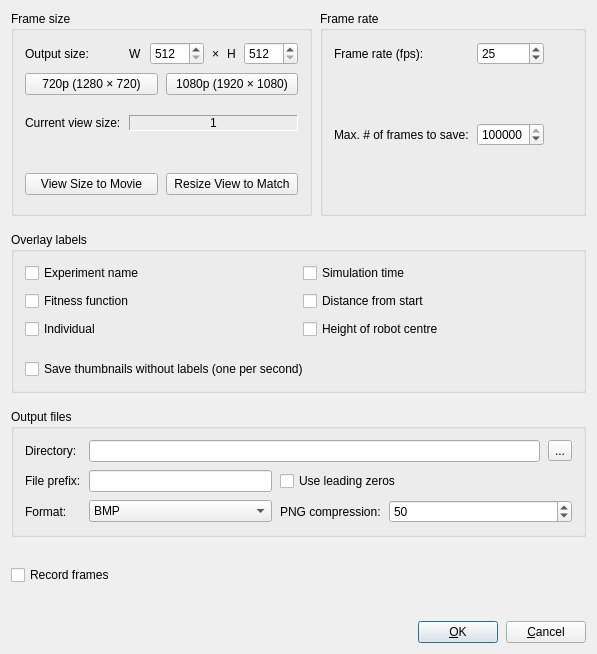
This is sigel/ui/SIGEL_SlaveUI/SIG_MovieSettingsDialogBase.ui in jayMcBee/sigel-evolutionary-walking-robots as Qt 5 draws it before an edit. The edited form follows.
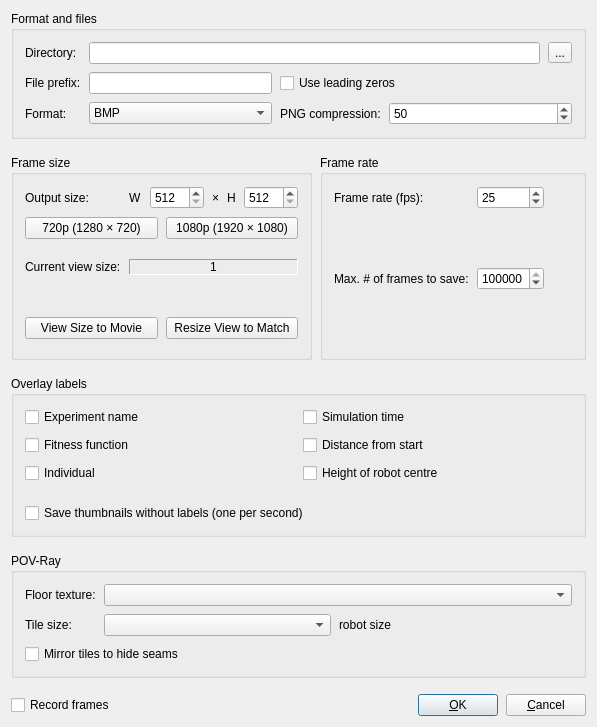
This is the edited form.

Commit message: POV-Ray export: the movie settings pick the floor texture, the tile size and the mirroring in a POV-Ray group of their own

Diff of the .ui file:
```diff
--- a/sigel/ui/SIGEL_SlaveUI/SIG_MovieSettingsDialogBase.ui
+++ b/sigel/ui/SIGEL_SlaveUI/SIG_MovieSettingsDialogBase.ui
@@ -18,7 +18,148 @@
       <property name="verticalSpacing">
         <number>16</number>
       </property>
-      <item row="1" column="0" rowspan="1" colspan="2">
+      <item row="0" column="0" rowspan="1" colspan="2">
+        <widget class="QGroupBox" name="groupboxDirectory">
+          <property name="title">
+            <string>Format and files</string>
+          </property>
+          <layout class="QGridLayout" columnstretch="0,1,0,1">
+            <property name="margin">
+              <number>11</number>
+            </property>
+            <property name="spacing">
+              <number>8</number>
+            </property>
+            <item row="2" column="2">
+              <widget class="QLabel" name="textlabelPngCompression">
+                <property name="text">
+                  <string>PNG compression:</string>
+                </property>
+                <property name="wordWrap">
+                  <bool>false</bool>
+                </property>
+              </widget>
+            </item>
+            <item row="2" column="3">
+              <widget class="QSpinBox" name="spinboxPngCompression">
+                <property name="maximum">
+                  <number>100</number>
+                </property>
+                <property name="minimum">
+                  <number>0</number>
+                </property>
+                <property name="value">
+                  <number>50</number>
+                </property>
+                <property name="toolTip">
+                  <string>Higher values make smaller files but take longer to write. PNG compression is lossless.</string>
+                </property>
+              </widget>
+            </item>
+            <item row="1" column="1">
+              <widget class="QLineEdit" name="lineeditFilePrefix"/>
+            </item>
+            <item row="1" column="0">
+              <widget class="QLabel" name="textlabelFilePrefix">
+                <property name="text">
+                  <string>File prefix:</string>
+                </property>
+                <property name="wordWrap">
+                  <bool>false</bool>
+                </property>
+              </widget>
+            </item>
+            <item row="0" column="1" rowspan="1" colspan="3">
+              <layout class="QHBoxLayout">
+                <property name="margin">
+                  <number>0</number>
+                </property>
+                <property name="spacing">
+                  <number>8</number>
+                </property>
+                <item>
+                  <widget class="QLineEdit" name="lineeditDirectory"/>
+                </item>
+                <item>
+                  <widget class="QToolButton" name="toolbuttonDirectory">
+                    <property name="text">
+                      <string>...</string>
+                    </property>
+                  </widget>
+                </item>
+              </layout>
+            </item>
+            <item row="1" column="2" rowspan="1" colspan="2">
+              <widget class="QCheckBox" name="checkboxUseLeadingZeros">
+                <property name="text">
+                  <string>Use leading zeros</string>
+                </property>
+                <property name="toolTip">
+                  <string>Indicates whether leading zeros will be added to the filenames.</string>
+                </property>
+              </widget>
+            </item>
+            <item row="2" column="0">
+              <widget class="QLabel" name="textlabelFormat">
+                <property name="text">
+                  <string>Format:</string>
+                </property>
+                <property name="wordWrap">
+                  <bool>false</bool>
+                </property>
+              </widget>
+            </item>
+            <item row="2" column="1">
+              <widget class="QComboBox" name="comboboxFormat">
+                <property name="toolTip">
+                  <string>Sets the format in which the simulation will be grabbed. Some are lossy.</string>
+                </property>
+                <item>
+                  <property name="text">
+                    <string>BMP</string>
+                  </property>
+                </item>
+                <item>
+                  <property name="text">
+                    <string>PNG</string>
+                  </property>
+                </item>
+                <item>
+                  <property name="text">
+                    <string>PPM</string>
+                  </property>
+                </item>
+                <item>
+                  <property name="text">
+                    <string>XBM</string>
+                  </property>
+                </item>
+                <item>
+                  <property name="text">
+                    <string>XPM</string>
+                  </property>
+                </item>
+                <item>
+                  <property name="text">
+                    <string>POV</string>
+                  </property>
+                </item>
+              </widget>
+            </item>
+            <item row="0" column="0">
+              <widget class="QLabel" name="textlabelDirectory">
+                <property name="text">
+                  <string>Directory:</string>
+                </property>
+                <property name="wordWrap">
+                  <bool>false</bool>
+                </property>
+              </widget>
+            </item>
+          </layout>
+        </widget>
+      </item>
+      <item row="2" column="0" rowspan="1" colspan="2">
         <layout class="QVBoxLayout">
           <property name="margin">
             <number>0</number>
@@ -138,217 +279,88 @@
             </widget>
           </item>
           <item>
-            <widget class="QGroupBox" name="groupboxDirectory">
-    <property name="title">
-                <string>Output files</string>
+            <widget class="QGroupBox" name="groupboxPovray">
+              <property name="title">
+                <string>POV-Ray</string>
               </property>
-                <layout class="QGridLayout" columnstretch="0,1,0,1">
-                  <property name="margin">
-                    <number>11</number>
-                  </property>
-                  <property name="spacing">
-                    <number>8</number>
-                  </property>
-                  <item row="2" column="2">
-                    <widget class="QLabel" name="textlabelPngCompression">
-                      <property name="text">
-                        <string>PNG compression:</string>
-                      </property>
-                      <property name="wordWrap">
-                        <bool>false</bool>
-                      </property>
-                    </widget>
-                  </item>
-                  <item row="2" column="3">
-                    <widget class="QSpinBox" name="spinboxPngCompression">
-                      <property name="maximum">
-                        <number>100</number>
-                      </property>
-                      <property name="minimum">
-                        <number>0</number>
-                      </property>
-                      <property name="value">
-                        <number>50</number>
-                      </property>
-                      <property name="toolTip">
-                        <string>Higher values make smaller files but take longer to write. PNG compression is lossless.</string>
-                      </property>
-                    </widget>
-                  </item>
-                  <item row="1" column="1">
-                    <widget class="QLineEdit" name="lineeditFilePrefix"/>
-                  </item>
-                  <item row="1" column="0">
-                    <widget class="QLabel" name="textlabelFilePrefix">
-                      <property name="text">
-                        <string>File prefix:</string>
-                      </property>
-                      <property name="wordWrap">
-                        <bool>false</bool>
-                      </property>
-                    </widget>
-                  </item>
-                  <item row="0" column="1" rowspan="1" colspan="3">
-                    <layout class="QHBoxLayout">
-                      <property name="margin">
-                        <number>0</number>
-                      </property>
-                      <property name="spacing">
-                        <number>8</number>
-                      </property>
-                      <item>
-                        <widget class="QLineEdit" name="lineeditDirectory"/>
-                      </item>
-                      <item>
-                        <widget class="QToolButton" name="toolbuttonDirectory">
-                          <property name="text">
-                            <string>...</string>
-                          </property>
-                        </widget>
-                      </item>
-                    </layout>
-                  </item>
-                  <item row="1" column="2" rowspan="1" colspan="2">
-                    <widget class="QCheckBox" name="checkboxUseLeadingZeros">
-                      <property name="text">
-                        <string>Use leading zeros</string>
-                      </property>
-                      <property name="toolTip">
-                        <string>Indicates whether leading zeros will be added to the filenames.</string>
-                      </property>
-                    </widget>
-                  </item>
-                  <item row="2" column="0">
-                    <widget class="QLabel" name="textlabelFormat">
-                      <property name="text">
-                        <string>Format:</string>
-                      </property>
-                      <property name="wordWrap">
-                        <bool>false</bool>
-                      </property>
-                    </widget>
-                  </item>
-                  <item row="2" column="1">
-                    <widget class="QComboBox" name="comboboxFormat">
-                      <property name="toolTip">
-                        <string>Sets the format in which the simulation will be grabbed. Some are lossy.</string>
-                      </property>
-                      <item>
-                        <property name="text">
-                          <string>BMP</string>
+              <layout class="QGridLayout" columnstretch="0,1">
+                <property name="margin">
+                  <number>11</number>
+                </property>
+                <property name="spacing">
+                  <number>8</number>
+                </property>
+                <item row="0" column="0">
+                  <widget class="QLabel" name="textlabelPovrayFloorTexture">
+                    <property name="text">
+                      <string>Floor texture:</string>
+                    </property>
+                  </widget>
+                </item>
+                <item row="0" column="1">
+                  <widget class="QComboBox" name="comboboxPovrayFloorTexture">
+                    <property name="toolTip">
+                      <string>The image on the floor. "As in the experiment" takes the experiment's texture and opacity; "None" gives a faint grain in the floor colour.</string>
+                    </property>
+                  </widget>
+                </item>
+                <item row="1" column="0">
+                  <widget class="QLabel" name="textlabelPovrayTileSize">
+                    <property name="text">
+                      <string>Tile size:</string>
+                    </property>
+                  </widget>
+                </item>
+                <item row="1" column="1">
+                  <layout class="QHBoxLayout">
+                    <property name="margin">
+                      <number>0</number>
+                    </property>
+                    <property name="spacing">
+                      <number>8</number>
+                    </property>
+                    <item>
+                      <widget class="QComboBox" name="comboboxPovrayTileSize">
+                        <property name="toolTip">
+                          <string>The side of one texture image on the floor.</string>
                         </property>
-                      </item>
-                      <item>
+                      </widget>
+                    </item>
+                    <item>
+                      <widget class="QLabel" name="textlabelPovrayRobotSize">
                         <property name="text">
-                          <string>PNG</string>
+                          <string>robot size</string>
                         </property>
-                      </item>
-                      <item>
-                        <property name="text">
-                          <string>PPM</string>
+                      </widget>
+                    </item>
+                    <item>
+                      <spacer name="spacerPovrayTileSize">
+                        <property name="orientation">
+                          <enum>Qt::Horizontal</enum>
                         </property>
-                      </item>
-                      <item>
-                        <property name="text">
-                          <string>XBM</string>
+                        <property name="sizeType">
+                          <enum>QSizePolicy::Expanding</enum>
                         </property>
-                      </item>
-                      <item>
-                        <property name="text">
-                          <string>XPM</string>
-                        </property>
-                      </item>
-                      <item>
-                        <property name="text">
-                          <string>POV</string>
-                        </property>
-                      </item>
-                    </widget>
-                  </item>
-                  <item row="0" column="0">
-                    <widget class="QLabel" name="textlabelDirectory">
-                      <property name="text">
-                        <string>Directory:</string>
-                      </property>
-                      <property name="wordWrap">
-                        <bool>false</bool>
-                      </property>
-                    </widget>
-                  </item>
-                </layout>
+                      </spacer>
+                    </item>
+                  </layout>
+                </item>
+                <item row="2" column="0" rowspan="1" colspan="2">
+                  <widget class="QCheckBox" name="checkboxPovrayMirrorFloor">
+                    <property name="text">
+                      <string>Mirror tiles to hide seams</string>
+                    </property>
+                    <property name="toolTip">
+                      <string>Every second tile is flipped left to right, so neighbouring tiles match at their sides.</string>
+                    </property>
+                  </widget>
+                </item>
+              </layout>
             </widget>
           </item>
-          <item>
-            <spacer name="spacerRecordFrames">
-              <property name="orientation">
-                <enum>Qt::Vertical</enum>
-              </property>
-              <property name="sizeType">
-                <enum>QSizePolicy::Fixed</enum>
-              </property>
-              <property name="sizeHint">
-                <size>
-                  <width>20</width>
-                  <height>12</height>
-                </size>
-              </property>
-            </spacer>
-          </item>
-          <item>
-            <layout class="QHBoxLayout">
-              <property name="margin">
-                <number>0</number>
-              </property>
-              <property name="spacing">
-                <number>8</number>
-              </property>
-              <item>
-                <widget class="QCheckBox" name="checkboxEnableMovie">
-                  <property name="text">
-                    <string>Record frames</string>
-                  </property>
-                  <property name="toolTip">
-                    <string>Saves frames to the output files while the simulation advances.</string>
-                  </property>
-                </widget>
-              </item>
-              <item>
-                <spacer name="Spacer6">
-                  <property name="sizeHint">
-                    <size>
-                      <width>20</width>
-                      <height>20</height>
-                    </size>
-                  </property>
-                  <property name="sizeType">
-                    <enum>QSizePolicy::Expanding</enum>
-                  </property>
-                  <property name="orientation">
-                    <enum>Qt::Horizontal</enum>
-                  </property>
-                </spacer>
-              </item>
-            </layout>
-          </item>
-          <item>
-            <spacer name="Spacer3">
-              <property name="sizeHint">
-                <size>
-                  <width>20</width>
-                  <height>20</height>
-                </size>
-              </property>
-              <property name="sizeType">
-                <enum>QSizePolicy::Expanding</enum>
-              </property>
-              <property name="orientation">
-                <enum>Qt::Vertical</enum>
-              </property>
-            </spacer>
-          </item>
         </layout>
       </item>
-      <item row="2" column="0" rowspan="1" colspan="2">
+      <item row="3" column="0" rowspan="1" colspan="2">
         <layout class="QHBoxLayout">
           <property name="margin">
             <number>0</number>
@@ -356,6 +368,16 @@
           <property name="spacing">
             <number>8</number>
           </property>
+          <item>
+            <widget class="QCheckBox" name="checkboxEnableMovie">
+              <property name="text">
+                <string>Record frames</string>
+              </property>
+              <property name="toolTip">
+                <string>Saves frames to the output files while the simulation advances.</string>
+              </property>
+            </widget>
+          </item>
           <item>
             <spacer name="Spacer1">
               <property name="sizeHint">
@@ -388,7 +410,7 @@
           </item>
         </layout>
       </item>
-      <item row="0" column="1">
+      <item row="1" column="1">
         <widget class="QGroupBox" name="groupboxFrameRate">
           <property name="title">
             <string>Frame rate</string>
@@ -505,7 +527,7 @@
           </layout>
         </widget>
       </item>
-      <item row="0" column="0">
+      <item row="1" column="0">
         <widget class="QGroupBox" name="groupboxGeometry">
           <property name="title">
             <string>Frame size</string>
```
The commit also changes 6 other files.
